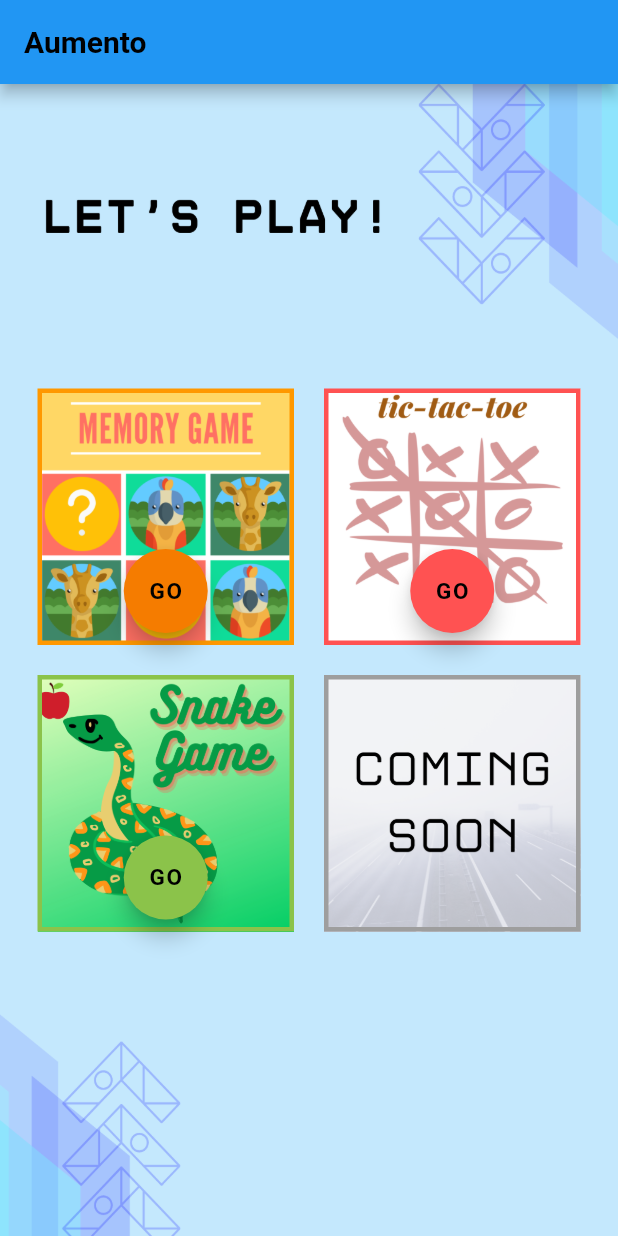
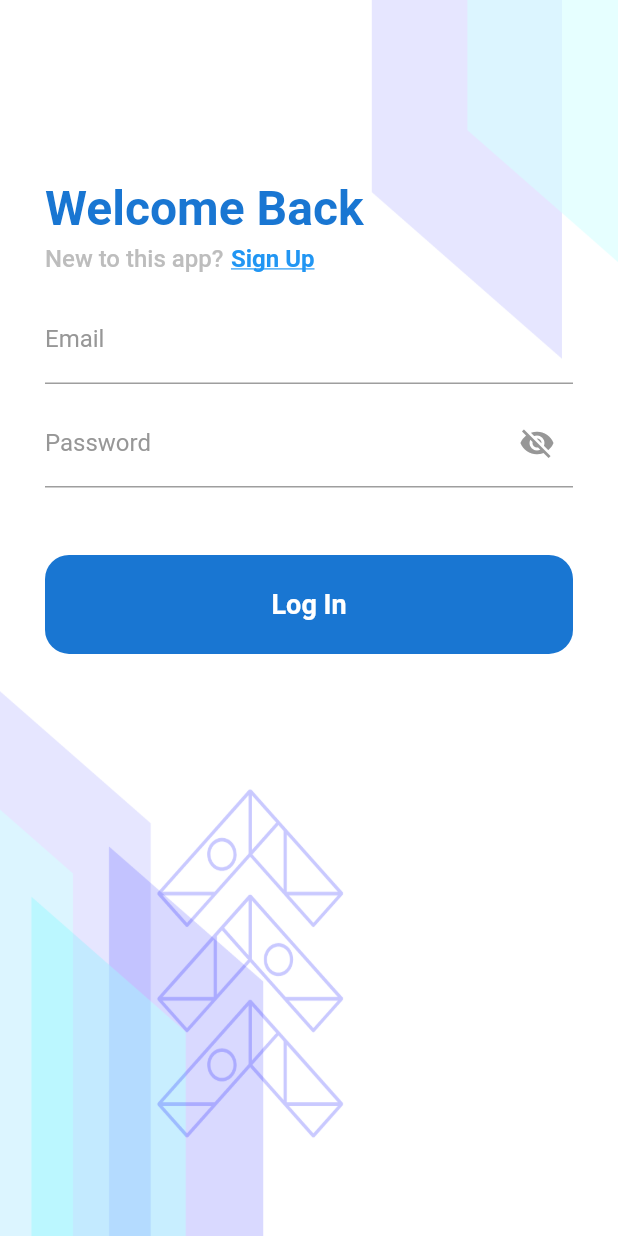
Before and after one commit to Rishika-7/Aumento, a Flutter app: the screen it shows after launch, on a phone screen of 412 x 824 dp. Run offline on Flutter 3.47's test engine with Material 2 defaults, Android fonts, the light colour scheme and no system bars.

Commit message:
Added user auth and screens

```diff
--- /dev/null
+++ b/lib/UserAuth/signin.dart
@@ -0,0 +1,145 @@
+import 'package:flutter/material.dart';
+
+class SignIn extends StatefulWidget {
+  const SignIn({Key key}) : super(key: key);
+
+  @override
+  State<SignIn> createState() => _SignInState();
+}
+
+class _SignInState extends State<SignIn> {
+  bool _isObscure = true;
+  @override
+  Widget build(BuildContext context) {
+    return Scaffold(
+        body: Container(
+            alignment: Alignment.topCenter,
+            height: MediaQuery.of(context).size.height,
+            decoration: BoxDecoration(
+              image: DecorationImage(
+                image: AssetImage("assets/signin_bg.png"),
+                fit: BoxFit.fill,
+              ),
+            ),
+            child: Padding(
+                padding: EdgeInsets.symmetric(horizontal: 30),
+                child: SingleChildScrollView(
+                    child: Column(
+                        crossAxisAlignment: CrossAxisAlignment.start,
+                        children: [
+                      SizedBox(
+                        height: 120,
+                      ),
+                      Text('Welcome Back',
+                          style: TextStyle(
+                            fontSize: 32,
+                            fontWeight: FontWeight.w700,
+                            color: Colors.blue[700],
+                          )),
+                      SizedBox(
+                        height: 5,
+                      ),
+                      Row(
+                        children: [
+                          Text('New to this app?',
+                              style: TextStyle(
+                                  color: Colors.grey[400],
+                                  fontSize: 16,
+                                  fontWeight: FontWeight.w500)),
+                          SizedBox(
+                            width: 5,
+                          ),
+                          GestureDetector(
+                            onTap: () {
+                              Navigator.pushReplacementNamed(
+                                  context, "/signup");
+                            },
+                            child: Text('Sign Up',
+                                style: TextStyle(
+                                    decoration: TextDecoration.underline,
+                                    decorationThickness: 1,
+                                    fontSize: 16,
+                                    fontWeight: FontWeight.w700,
+                                    color: Colors.blue)),
+                          ),
+                        ],
+                      ),
+                      SizedBox(
+                        height: 10,
+                      ),
+                      Column(
+                        children: [
+                          Padding(
+                              padding: EdgeInsets.symmetric(vertical: 5),
+                              child: TextFormField(
+                                obscureText: false,
+                                decoration: InputDecoration(
+                                    labelText: 'Email',
+                                    labelStyle: TextStyle(
+                                      color: Color(0xFF979797),
+                                    ),
+                                    focusedBorder: UnderlineInputBorder(
+                                      borderSide:
+                                          BorderSide(color: Colors.blue),
+                                    ),
+                                    suffixIcon: null),
+                              )),
+                          Padding(
+                              padding: EdgeInsets.symmetric(vertical: 5),
+                              child: TextFormField(
+                                obscureText: true,
+                                decoration: InputDecoration(
+                                    labelText: 'Password',
+                                    labelStyle: TextStyle(
+                                      color: Color(0xFF979797),
+                                    ),
+                                    focusedBorder: UnderlineInputBorder(
+                                      borderSide:
+                                          BorderSide(color: Colors.blue),
+                                    ),
+                                    suffixIcon: IconButton(
+                                      onPressed: () {
+                                        setState(() {
+                                          _isObscure = !_isObscure;
+                                        });
+                                      },
+                                      icon: _isObscure
+                                          ? Icon(
+                                              Icons.visibility_off,
+                                              color: Color(0xFF979797),
+                                            )
+                                          : Icon(
+                                              Icons.visibility,
+                                              color: Colors.blue,
+                                            ),
+                                    )),
+                              )),
+                        ],
+                      ),
+                      SizedBox(
+                        height: 40,
+                      ),
+                      GestureDetector(
+                        onTap: () {
+                          Navigator.pushReplacementNamed(context, "/home");
+                        },
+                        child: Container(
+                          alignment: Alignment.center,
+                          height: MediaQuery.of(context).size.height * 0.08,
+                          width: double.infinity,
+                          decoration: BoxDecoration(
+                              borderRadius: BorderRadius.circular(16),
+                              color: Colors.blue[700]),
+                          child: Text(
+                            'Log In',
+                            style: TextStyle(
+                              color: Colors.white,
+                              fontSize: 18,
+                              fontWeight: FontWeight.w700,
+                            ),
+                          ),
+                        ),
+                      ),
+                    ])))));
+  }
+}
--- a/lib/main.dart
+++ b/lib/main.dart
@@ -1,3 +1,5 @@
+import 'package:aumento/UserAuth/signin.dart';
+import 'package:aumento/UserAuth/signup.dart';
 import 'package:flutter/material.dart';
 import 'package:flutter/rendering.dart';
 import 'package:aumento/Games/memory.dart';
@@ -17,15 +19,17 @@ class Aumento extends StatelessWidget {
       theme: ThemeData(
         primarySwatch: Colors.blue,
       ),
-      home: HomePage(title: 'Aumento'),
+      home: SignIn(),
+      routes: {
+        "/home": (_) => new HomePage(),
+        "/signin": (_) => new SignIn(),
+        "/signup": (_) => new SignUp(),
+      },
     );
   }
 }
 
 class HomePage extends StatefulWidget {
-  HomePage({Key key, this.title}) : super(key: key);
-  final String title;
-
   @override
   _HomePageState createState() => _HomePageState();
 }
@@ -35,13 +39,23 @@ class _HomePageState extends State<HomePage> {
   Widget build(BuildContext context) {
     return Scaffold(
         appBar: AppBar(
+          automaticallyImplyLeading: false,
           title: Text(
-            widget.title,
+            'Aumento',
             style: TextStyle(
               color: Colors.black,
               fontWeight: FontWeight.bold,
             ),
           ),
+          actions: [
+            IconButton(
+              icon: Icon(Icons.logout),
+              onPressed: () {
+                Navigator.pushReplacementNamed(context, "/signin");
+              },
+              color: Colors.black,
+            )
+          ],
         ),
         body: Container(
           alignment: Alignment.center,
```
Also changed, not shown: lib/UserAuth/signup.dart (added, +201 -0 lines), assets/signin_bg.png (added), assets/signup_bg.png (added), lib/Games/memory.dart (line endings or trailing spaces), 2 other files.
